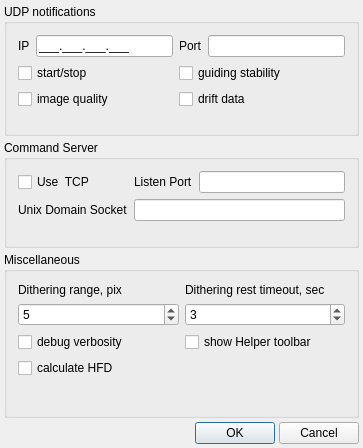
Qt form lin_guider/ui/settings.ui (rumengb/lin_guider) before a commit.
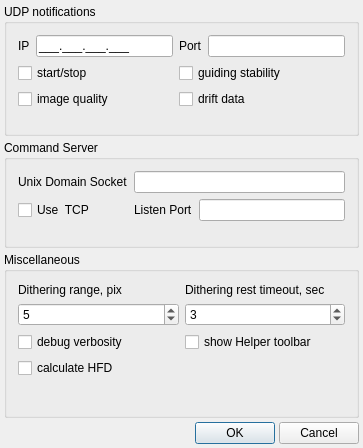
The same form after that commit.

Commit message: setup GUI: change places of TCP and Socket settings

Diff of the .ui file:
```diff
--- a/lin_guider/ui/settings.ui
+++ b/lin_guider/ui/settings.ui
@@ -247,28 +247,28 @@
       <bool>false</bool>
      </property>
      <layout class="QGridLayout" name="gridLayout_5">
-      <item row="0" column="0">
+      <item row="1" column="0">
        <widget class="QCheckBox" name="checkBox_useTCP">
         <property name="text">
          <string>Use  TCP</string>
         </property>
        </widget>
       </item>
-      <item row="0" column="2">
+      <item row="1" column="2">
        <widget class="QLineEdit" name="lineEdit_TCPPort">
         <property name="inputMask">
          <string>00000</string>
         </property>
        </widget>
       </item>
-      <item row="0" column="1">
+      <item row="1" column="1">
        <widget class="QLabel" name="l_lport">
         <property name="text">
          <string>Listen Port</string>
         </property>
        </widget>
       </item>
-      <item row="1" column="1" colspan="2">
+      <item row="0" column="1" colspan="2">
        <widget class="QLineEdit" name="lineEdit_lsocket">
         <property name="inputMask">
          <string/>
@@ -278,7 +278,7 @@
         </property>
        </widget>
       </item>
-      <item row="1" column="0">
+      <item row="0" column="0">
        <widget class="QLabel" name="l_lsocket">
         <property name="text">
          <string>Unix Domain Socket</string>
```
